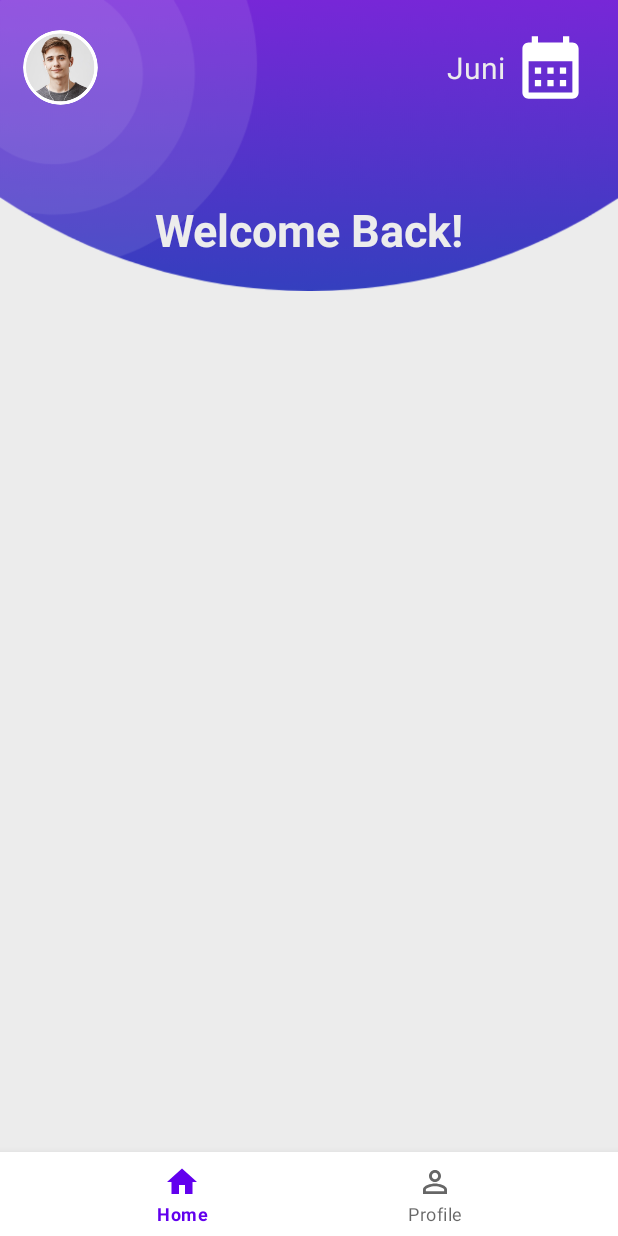
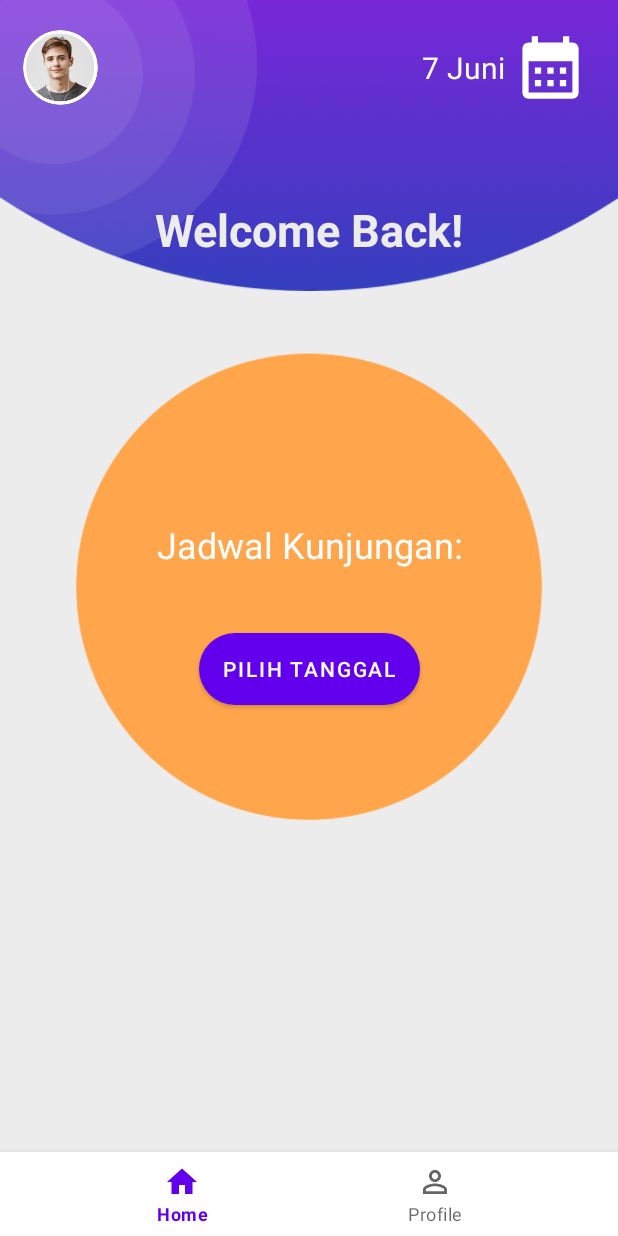
Before and after one commit to WilliamAbie/PekSos, an Android app: the FragmentHome screen opened directly, with no data from a screen before it, on a phone screen of 412 x 824 dp. Run offline under Robolectric (Android 15) with nearby library versions, the phone set to English and light mode, and no system bars; our stand-ins replace CircleImageView, Firebase (no records; nobody signed in at launch, a user with empty details on screens opened directly), Picasso.

Commit message:
Fungsi kamera dan fetch image dari cloud storage done, fetch data tanggal dari realtime database done.

```diff
--- a/app/build.gradle
+++ b/app/build.gradle
@@ -47,6 +47,7 @@ dependencies {
     implementation 'de.hdodenhof:circleimageview:2.1.0'
     implementation 'com.google.firebase:firebase-database-ktx:20.2.2'
     implementation 'com.google.firebase:firebase-storage-ktx:20.2.0'
+    implementation 'com.squareup.picasso:picasso:2.71828'
     testImplementation 'junit:junit:4.13.2'
     androidTestImplementation 'androidx.test.ext:junit:1.1.5'
     androidTestImplementation 'androidx.test.espresso:espresso-core:3.5.1'
--- a/app/src/main/java/com/wa/peksos/FragmentHome.kt
+++ b/app/src/main/java/com/wa/peksos/FragmentHome.kt
@@ -6,16 +6,22 @@ import androidx.fragment.app.Fragment
 import android.view.LayoutInflater
 import android.view.View
 import android.view.ViewGroup
-import android.widget.DatePicker
-import android.widget.ImageView
-import android.widget.TextView
+import android.widget.*
 import androidx.appcompat.app.AppCompatActivity
 import com.google.android.material.bottomnavigation.BottomNavigationView
 import com.google.firebase.auth.FirebaseAuth
+import com.google.firebase.database.FirebaseDatabase
+import com.google.firebase.storage.FirebaseStorage
+import com.squareup.picasso.Picasso
 import de.hdodenhof.circleimageview.CircleImageView
 import java.util.Calendar
 
 class FragmentHome : Fragment() {
+
+    private lateinit var firebaseDatabase: FirebaseDatabase
+    private lateinit var firebaseAuth: FirebaseAuth
+    private lateinit var firebaseStorage: FirebaseStorage
+
     override fun onCreateView(
         inflater: LayoutInflater, container: ViewGroup?,
         savedInstanceState: Bundle?
@@ -28,10 +34,13 @@ class FragmentHome : Fragment() {
         super.onViewCreated(view, savedInstanceState)
         (activity as AppCompatActivity).supportActionBar?.hide()
 
+        val tvDay = view.findViewById<TextView>(R.id.tvDay)
+        tvDay.text = Calendar.getInstance().get(Calendar.DAY_OF_MONTH).toString()
+
         val tvMonth = view.findViewById<TextView>(R.id.tvMonth)
         val month = Calendar.getInstance().get(Calendar.MONTH) + 1
 
-        if (month == 1){
+        if (month == 1){ // kondisi untuk mengubah integer bulan menjadi string
             tvMonth.text = "Januari"
         }
         else if (month == 2){
@@ -68,22 +77,73 @@ class FragmentHome : Fragment() {
             tvMonth.text = "Desember"
         }
 
-        val tvEmail = view.findViewById<TextView>(R.id.tvEmail)
+        val tvEmail = view.findViewById<TextView>(R.id.tvEmail) // mengubah value email
         tvEmail.text = FirebaseAuth.getInstance().currentUser?.email.toString()
 
-        val ivProfile = view.findViewById<CircleImageView>(R.id.ivProfile)
-        ivProfile.setOnClickListener {
+        val ivProfile = view.findViewById<CircleImageView>(R.id.ivProfile) // mengambil data image dari storage dan post ke gambar profil
+        firebaseStorage = FirebaseStorage.getInstance()
+        val imageRef = firebaseStorage.reference.child("/img/${FirebaseAuth.getInstance().currentUser?.uid}")
+        imageRef.downloadUrl.addOnSuccessListener {
+            uri -> val imageUrl = uri.toString()
+            Picasso.get().load(imageUrl).into(ivProfile)
+        }
+        ivProfile.setOnClickListener { // membuat aksi perpindahan saat foto profil ditekan
             val fragment = FragmentProfile()
             val transaction = fragmentManager?.beginTransaction()
-
             transaction?.replace(R.id.fragmentLayout, fragment)?.commit()
         }
 
-        val calendarButton = view.findViewById<ImageView>(R.id.ivCalendar)
-
+        val calendarButton = view.findViewById<ImageView>(R.id.ivCalendar) // aksi saat menekan icon kalendar diatas
         calendarButton.setOnClickListener {
             showDatePickerDialog()
         }
+
+        val tvJadwal = view.findViewById<TextView>(R.id.tvJadwal)
+        firebaseDatabase = FirebaseDatabase.getInstance()
+        firebaseDatabase.getReference("kunjungan")
+            .child("${FirebaseAuth.getInstance().currentUser?.uid}").get().addOnSuccessListener {
+            if (it.exists()){
+                tvJadwal.text = it.value.toString()
+            }
+        }
+
+        val btnTanggal = view.findViewById<Button>(R.id.btnTanggal) // edit tanggal kunjungan
+        btnTanggal.setOnClickListener {
+            showDatePicker()
+        }
+    }
+
+    private fun showDatePicker(){
+        val calendar = Calendar.getInstance()
+        val initialYear = calendar.get(Calendar.YEAR)
+        val initialMonth = calendar.get(Calendar.MONTH)
+        val initialDay = calendar.get(Calendar.DAY_OF_MONTH)
+
+        firebaseDatabase = FirebaseDatabase.getInstance()
+        firebaseAuth = FirebaseAuth.getInstance()
+
+        val ref = firebaseDatabase.getReference("kunjungan")
+        val userId = firebaseAuth.currentUser?.uid
+        val datePickerDialog = DatePickerDialog(
+            requireContext(), { _: DatePicker, year: Int, month: Int, dayOfMonth: Int ->
+                val selectedDate = formatDate(year, month, dayOfMonth)
+                val tvJadwal = view?.findViewById<TextView>(R.id.tvJadwal)
+                tvJadwal?.text = selectedDate
+                if (userId != null) {
+                    ref.child(userId).setValue("${selectedDate}")
+                }
+                makeToast("Tanggal berhasil ditetapkan! Pantau selalu jadwal kunjungan anda")
+            }, initialYear, initialMonth, initialDay)
+
+        datePickerDialog.datePicker.minDate = calendar.timeInMillis
+        datePickerDialog.show()
+    }
+
+    private fun formatDate(year: Int, month: Int, day: Int): String {
+        val calendar = Calendar.getInstance()
+        calendar.set(year, month, day)
+        val dateFormat = android.text.format.DateFormat.getDateFormat(requireContext())
+        return dateFormat.format(calendar.time)
     }
 
     private fun showDatePickerDialog(){
@@ -97,4 +157,10 @@ class FragmentHome : Fragment() {
 
         datePickerDialog.show()
     }
+
+    private fun Fragment.makeToast(text: String,duration: Int = Toast.LENGTH_LONG) {
+        activity?.let {
+            Toast.makeText(it, text, duration).show()
+        }
+    }
 }
--- a/app/src/main/res/layout/fragment_home.xml
+++ b/app/src/main/res/layout/fragment_home.xml
@@ -44,12 +44,24 @@
                 app:layout_constraintTop_toTopOf="parent" />
 
             <TextView
+                android:id="@+id/tvDay"
+                android:layout_width="wrap_content"
+                android:layout_height="wrap_content"
+                android:text="Day"
+                android:textSize="20sp"
+                android:textColor="@color/white"
+                android:layout_marginEnd="5dp"
+                app:layout_constraintBottom_toBottomOf="parent"
+                app:layout_constraintEnd_toStartOf="@+id/tvMonth"
+                app:layout_constraintTop_toTopOf="parent" />
+
+            <TextView
                 android:id="@+id/tvMonth"
                 android:layout_width="wrap_content"
                 android:layout_height="wrap_content"
                 android:text="Month"
                 android:textSize="20sp"
-                android:textColor="#ececec"
+                android:textColor="@color/white"
                 android:layout_marginEnd="5dp"
                 app:layout_constraintBottom_toBottomOf="parent"
                 app:layout_constraintEnd_toStartOf="@+id/ivCalendar"
@@ -71,7 +83,7 @@
                 android:layout_height="wrap_content"
                 android:text="Email"
                 android:textSize="20sp"
-                android:textColor="#ececec"
+                android:textColor="@color/white"
                 android:layout_marginStart="10dp"
                 app:layout_constraintBottom_toBottomOf="parent"
                 app:layout_constraintStart_toEndOf="@+id/ivProfile"
@@ -82,6 +94,7 @@
     </LinearLayout>
 
     <LinearLayout
+        android:id="@+id/linearLayout2"
         android:layout_width="match_parent"
         android:layout_height="130dp"
         app:layout_constraintTop_toBottomOf="@+id/linearLayout1">
@@ -107,4 +120,66 @@
 
     </LinearLayout>
 
+    <LinearLayout
+        android:layout_width="match_parent"
+        android:layout_height="350dp"
+        app:layout_constraintEnd_toEndOf="parent"
+        android:layout_marginTop="20dp"
+        app:layout_constraintStart_toStartOf="parent"
+        app:layout_constraintTop_toBottomOf="@+id/linearLayout2">
+
+        <androidx.constraintlayout.widget.ConstraintLayout
+            android:layout_width="match_parent"
+            android:layout_height="match_parent">
+
+            <ImageView
+                android:id="@+id/imageView4"
+                android:layout_width="match_parent"
+                android:layout_height="match_parent"
+                android:src="@drawable/soft_orange_circle" />
+
+            <TextView
+                android:id="@+id/tvKunjungan"
+                android:layout_width="wrap_content"
+                android:layout_height="wrap_content"
+                android:text="Jadwal Kunjungan:"
+                android:textAlignment="center"
+                android:textColor="@color/white"
+                android:textSize="24sp"
+                app:layout_constraintBottom_toBottomOf="@+id/imageView4"
+                app:layout_constraintEnd_toEndOf="parent"
+                app:layout_constraintStart_toStartOf="parent"
+                app:layout_constraintTop_toTopOf="parent"
+                app:layout_constraintVertical_bias="0.4"/>
+
+            <TextView
+                android:id="@+id/tvJadwal"
+                android:layout_width="wrap_content"
+                android:layout_height="wrap_content"
+                android:text=""
+                android:textAlignment="center"
+                android:textColor="@color/white"
+                android:textSize="24sp"
+                app:layout_constraintBottom_toBottomOf="@+id/imageView4"
+                app:layout_constraintEnd_toEndOf="parent"
+                app:layout_constraintStart_toStartOf="parent"
+                app:layout_constraintTop_toTopOf="parent"
+                app:layout_constraintVertical_bias="0.51" />
+
+            <Button
+                android:id="@+id/btnTanggal"
+                android:layout_width="wrap_content"
+                android:layout_height="wrap_content"
+                app:layout_constraintBottom_toBottomOf="parent"
+                app:layout_constraintEnd_toEndOf="parent"
+                android:text="Pilih Tanggal"
+                android:background="@drawable/button_white"
+                app:layout_constraintStart_toStartOf="parent"
+                app:layout_constraintTop_toBottomOf="@+id/tvKunjungan"
+                app:layout_constraintVertical_bias="0.3"/>
+
+        </androidx.constraintlayout.widget.ConstraintLayout>
+
+    </LinearLayout>
+
 </androidx.constraintlayout.widget.ConstraintLayout>
```
Also changed, not shown: app/src/main/java/com/wa/peksos/FragmentProfile.kt (+10 -2 lines), app/src/main/res/layout/fragment_profile.xml (+6 -5 lines), app/src/main/res/drawable/soft_green_circle.png (added), app/src/main/res/drawable/soft_orange_circle.png (added).
